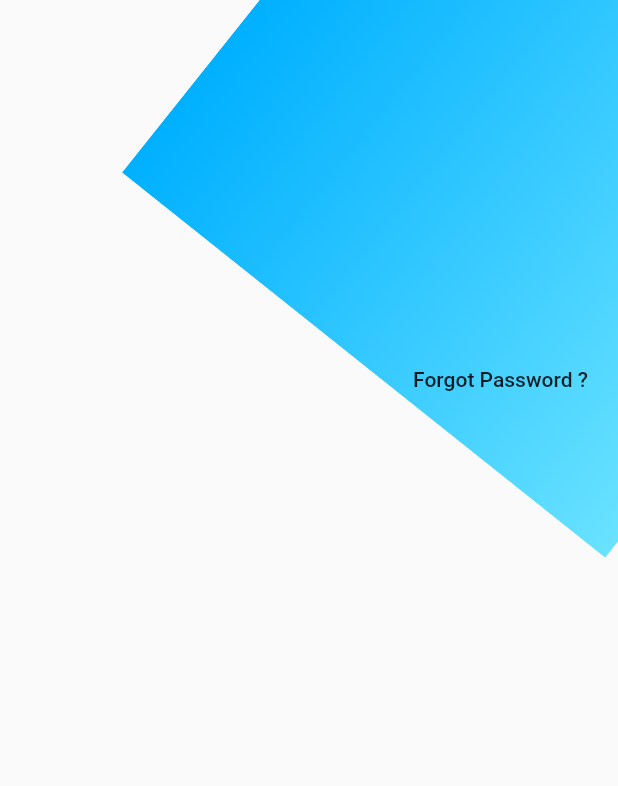
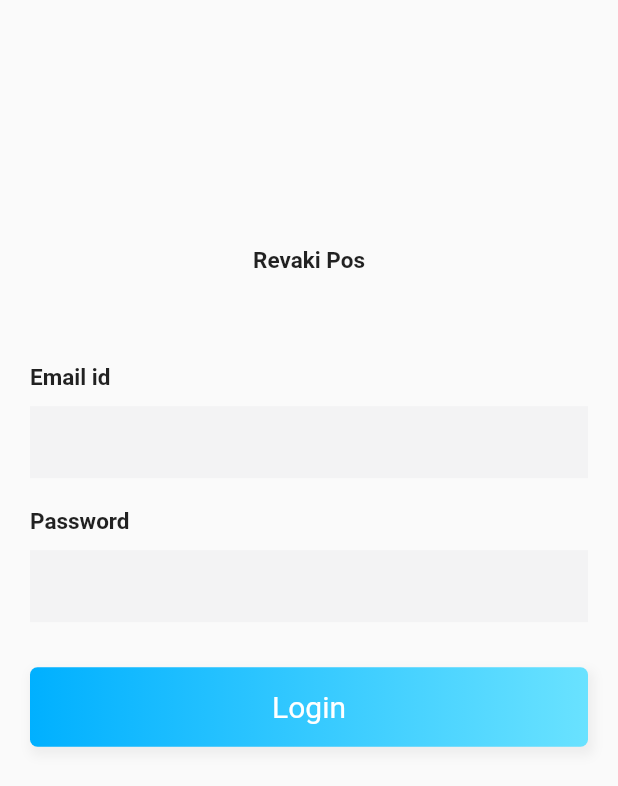
Before and after one commit to bilalali45/revaki, a Flutter app: the screen it shows after launch, on a phone screen of 412 x 824 dp. Shown: the top 786 px of the screen. Run offline on Flutter 3.47's test engine with Material 2 defaults, Android fonts, the phone set to English and light mode, and no system bars; our stand-ins replace get.

Commit message:
loginpage screen

```diff
--- a/lib/Screens/LoginPage.dart
+++ b/lib/Screens/LoginPage.dart
@@ -10,10 +10,11 @@ class LoginPage extends StatefulWidget {
   @override
   _HomePageState createState() => _HomePageState();
 }
-
+  var contxt;
 class _HomePageState extends State<LoginPage> {
   @override
   Widget build(BuildContext context) {
+    contxt = context;
     final height = MediaQuery.of(context).size.height;
     return WillPopScope(
         onWillPop: () => Future.value(false),
@@ -22,11 +23,7 @@ class _HomePageState extends State<LoginPage> {
           height: height,
           child: Stack(
           children: [
-            Positioned(
-                top: -height * .15,
-                right: -MediaQuery.of(context).size.width * .4,
-                 child: BezierContainer()),
-              Container(
+            Container(
                   padding: EdgeInsets.symmetric(horizontal: 20),
                   child: SingleChildScrollView(
                     child: Column(
@@ -34,18 +31,15 @@ class _HomePageState extends State<LoginPage> {
                       mainAxisAlignment: MainAxisAlignment.center,
                       children: <Widget>[
                         SizedBox(height: height * .2),
-                        //  _title(),
+                        Text(
+                          "Revaki Pos",
+                          style: TextStyle(fontWeight: FontWeight.bold, fontSize: 15),
+                        ),
                         SizedBox(height: 50),
-                        //   _emailPasswordWidget(),
+                           _emailPasswordWidget(),
                         SizedBox(height: 20),
-                        // _submitButton(),
-                        Container(
-                          padding: EdgeInsets.symmetric(vertical: 10),
-                          alignment: Alignment.centerRight,
-                          child: Text('Forgot Password ?',
-                              style: TextStyle(
-                                  fontSize: 14, fontWeight: FontWeight.w500)),
-                        ),
+                         _submitButton(),
+
                         //  _divider(),
                         //  _facebookButton(),
                         SizedBox(height: height * .055),
@@ -61,4 +55,85 @@ class _HomePageState extends State<LoginPage> {
         )
     );
   }
+
+
 }
+
+Widget _emailPasswordWidget() {
+  return Column(
+    children: <Widget>[
+      _entryField("Email id"),
+      _entryField("Password", isPassword: true),
+    ],
+  );
+}
+
+Widget _submitButton() {
+
+  return GestureDetector(
+      onTap: () {
+        // MaterialPageRoute(builder: (context) => HomeScreen());
+        showInSnackBar("test",contxt);
+
+      },
+      child: Container(
+        width: MediaQuery.of(contxt).size.width,
+        padding: EdgeInsets.symmetric(vertical: 15),
+        alignment: Alignment.center,
+        decoration: BoxDecoration(
+            borderRadius: BorderRadius.all(Radius.circular(5)),
+            boxShadow: <BoxShadow>[
+              BoxShadow(
+                  color: Colors.grey.shade200,
+                  offset: Offset(2, 4),
+                  blurRadius: 5,
+                  spreadRadius: 2)
+            ],
+            gradient: LinearGradient(
+                begin: Alignment.centerLeft,
+                end: Alignment.centerRight,
+                colors: [Color(0xff00b0ff), Color(0xff69e2ff)])),
+        child: Text(
+          'Login',
+          style: TextStyle(fontSize: 20, color: Colors.white),
+        ),
+      ));
+}
+
+Widget _entryField(String title, {bool isPassword = false}) {
+  return Container(
+    margin: EdgeInsets.symmetric(vertical: 10),
+    child: Column(
+      crossAxisAlignment: CrossAxisAlignment.start,
+      children: <Widget>[
+        Text(
+          title,
+          style: TextStyle(fontWeight: FontWeight.bold, fontSize: 15),
+        ),
+        SizedBox(
+          height: 10,
+        ),
+        TextField(
+            obscureText: isPassword,
+            decoration: InputDecoration(
+                border: InputBorder.none,
+                fillColor: Color(0xfff3f3f4),
+                filled: true))
+      ],
+    ),
+  );
+}
+
+
+void showInSnackBar(String value, BuildContext context) {
+  final snackBar = SnackBar(
+    content: Text('Yay! A SnackBar!'),
+    action: SnackBarAction(
+      label: 'Undo',
+      onPressed: () {
+        // Some code to undo the change.
+      },
+    ),
+  );
+  ScaffoldMessenger.of(context).showSnackBar(snackBar);
+}
```
